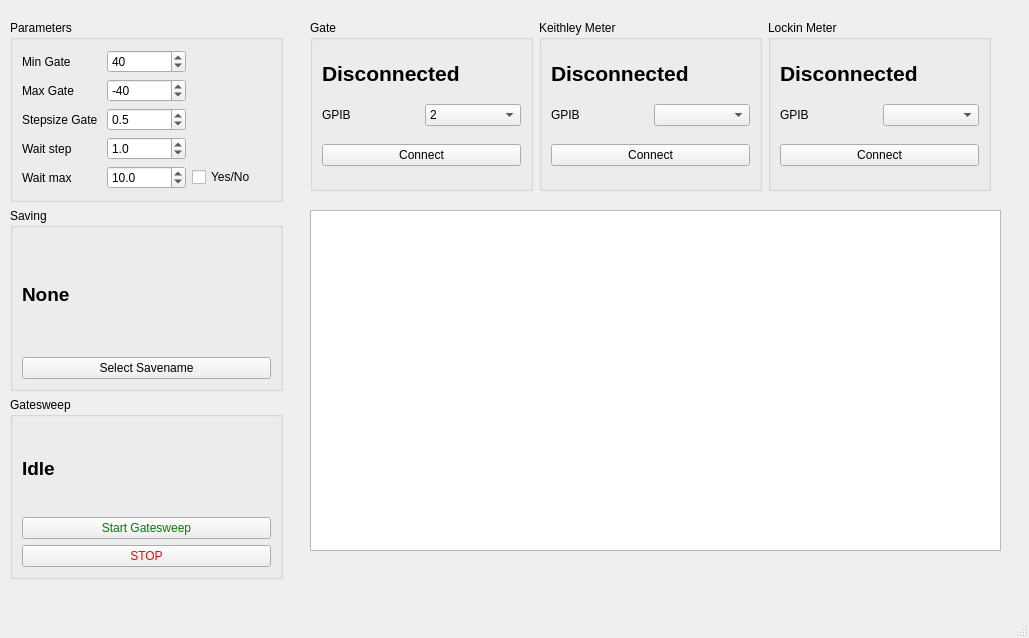
Old version of the form Gatesweep.ui in the repository FalconTube/lab_software.
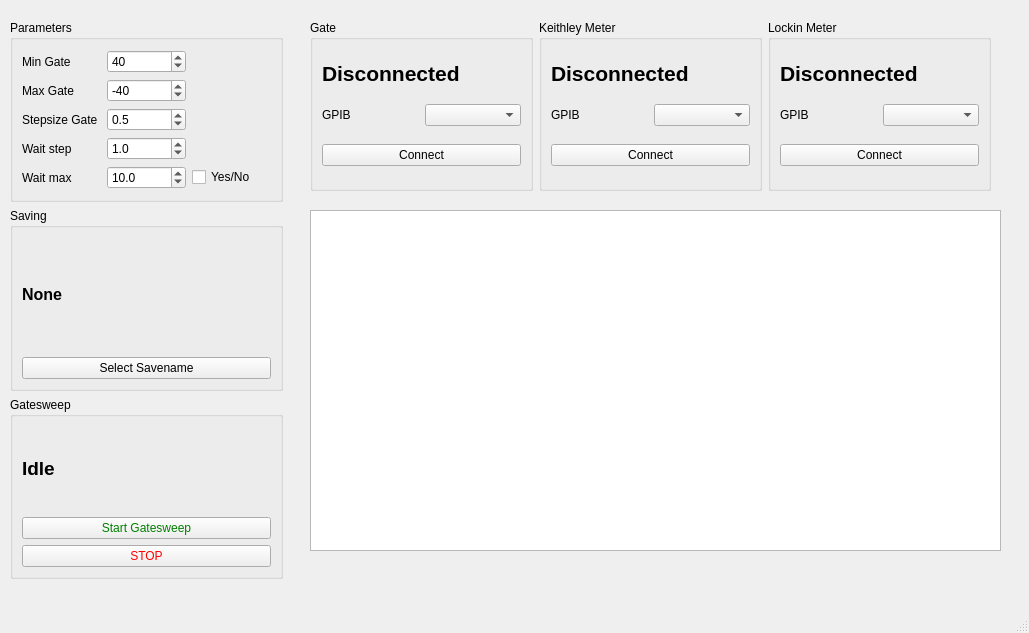
New version of the form. Custom widgets are drawn as their Qt base class.

```diff
--- a/Gatesweep.ui
+++ b/Gatesweep.ui
@@ -7,7 +7,7 @@
     <x>0</x>
     <y>0</y>
     <width>1029</width>
-    <height>638</height>
+    <height>633</height>
    </rect>
   </property>
   <property name="windowTitle">
@@ -166,7 +166,7 @@
          <widget class="QLabel" name="SavenameLabel">
           <property name="font">
            <font>
-            <pointsize>14</pointsize>
+            <pointsize>12</pointsize>
             <weight>75</weight>
             <bold>true</bold>
            </font>
@@ -177,6 +177,9 @@
           <property name="text">
            <string>None</string>
           </property>
+          <property name="wordWrap">
+           <bool>true</bool>
+          </property>
          </widget>
         </item>
         <item>
@@ -296,24 +299,12 @@
          <layout class="QGridLayout" name="gridLayout_4">
           <item row="0" column="1">
            <widget class="QComboBox" name="GatePortBox">
+            <property name="currentText">
+             <string/>
+            </property>
             <property name="currentIndex">
-             <number>1</number>
+             <number>-1</number>
             </property>
-            <item>
-             <property name="text">
-              <string>1</string>
-             </property>
-            </item>
-            <item>
-             <property name="text">
-              <string>2</string>
-             </property>
-            </item>
-            <item>
-             <property name="text">
-              <string>3</string>
-             </property>
-            </item>
            </widget>
           </item>
           <item row="0" column="0">
```
